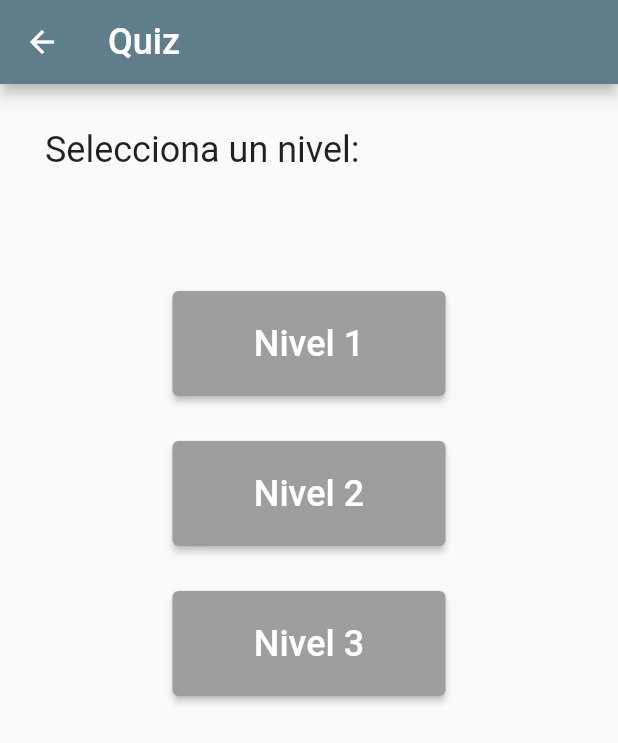
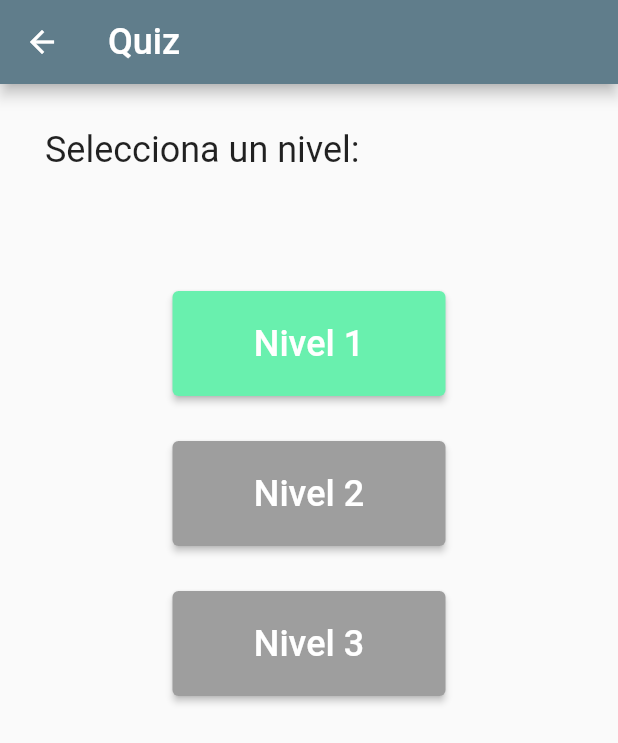
Before and after one commit to Endorsmoch/DiabeticsAwareness2.0, a Flutter app: the CongratsCardWidget widget shown alone on an empty page, opened directly with empty values, after a tap on "Regresar al menú", on a phone screen of 412 x 824 dp. Shown: the top 743 px of the screen. Run offline on Flutter 3.47's test engine with Material 2 defaults, Android fonts, the phone set to English and light mode, and no system bars; our stand-ins replace cloud_firestore, firebase_auth, firebase_core, firebase_messaging, google_sign_in, share_plus; missing offline and left inert: flutter_facebook_auth; accounts and stored records are empty; network calls fail.

Commit message:
Quiz Progress Added

```diff
--- /dev/null
+++ b/diabetic_app/assets/progress_files/progreso.json
@@ -0,0 +1 @@
+{"nivelMaxCompletado": 0, "nivelesSanos": 0, "ultimoInicio": "1/7/2023"}
--- a/diabetic_app/lib/controllers/quiz_controller.dart
+++ b/diabetic_app/lib/controllers/quiz_controller.dart
@@ -1,19 +1,33 @@
 import 'dart:convert';
+import 'dart:io';
 import 'dart:math';
 
-import 'package:diabetic_app/my_widgets/quiz_option_widget.dart';
 import 'package:diabetic_app/my_classes/quiz_question.dart';
-import 'package:diabetic_app/pages/quiz_page.dart';
 import 'package:flutter/services.dart';
+import 'package:diabetic_app/my_classes/progress.dart';
+import 'package:intl/intl.dart';
+import 'package:path_provider/path_provider.dart';
 
 class QuizController {
+  static QuizController? _instance;
   List<String> questions = [];
   List<String> correctOpts = [];
   List<List<String>> incorrectOpts = [];
   List<QuizQuestion> levelQuestions = [];
   List<QuizQuestion> levelQuestionsCopy = [];
+  String questionsPath = 'assets/question_files/preguntas.json';
+  Progress quizProgress = Progress();
 
   int stage = 0;
+
+  QuizController._();
+
+  static QuizController getInstance() {
+    if(_instance == null) {
+      _instance = QuizController._();
+    }
+    return _instance!;
+  }
 
   void increaseStage(){
     if(stage < 4){
@@ -24,10 +38,13 @@ class QuizController {
   int getStage(){
     return stage;
   }
+  void resetStage() {
+    this.stage = 0;
+  }
 
   Future<void> readJSONFromFile(int level) async {
     try {
-      final String response = await rootBundle.loadString('assets/question_files/preguntas.json');
+      final String response = await rootBundle.loadString(questionsPath);
       final data = await json.decode(response);
 
       List<dynamic> nivelesList = data['niveles'];
@@ -76,5 +93,75 @@ class QuizController {
     this.levelQuestionsCopy.add(returnedQuestion);
   }
 
+  Future<void> readProgressJSONFile() async {
+    try {
+      String path = await getProgressFilePath();
+      File file = File(path);
+      if(await file.exists()) {
+        String response = await file.readAsString();
+        final data = await json.decode(response);
+
+        Progress progress = Progress.constructor(
+            data['nivelMaxCompletado'],
+            data['nivelesSanos'],
+            parseDateString(data['ultimoInicio'])
+        );
+        quizProgress = progress;
+        compareDates();
+      } else {
+        updateProgressJSONFile();
+        readProgressJSONFile();
+      }
+
+    } catch (e) {
+      print('Exception catched: $e');
+    }
+  }
+
+  Future<String> getProgressFilePath() async {
+    final directory = await getApplicationDocumentsDirectory();
+    return '${directory.path}/progreso.json';
+  }
+
+  Future<void> createProgressJSONFile(Map<String, dynamic> jsonData) async {
+    String path = await getProgressFilePath();
+    String jsonString = json.encode(jsonData);
+    File file = File(path);
+    file.writeAsStringSync(jsonString);
+    print("Json guardado en dirección: $path");
+  }
+
+  Future<void> updateProgressJSONFile() async {
+    DateTime fecha = quizProgress.getLastLogin();
+    String fechaString = '${fecha.day}/${fecha.month}/${fecha.year}';
+    Map<String, dynamic> data = {
+      "nivelMaxCompletado": quizProgress.getMaxLevel(),
+      "nivelesSanos": quizProgress.getHealthyLevels(),
+      "ultimoInicio": fechaString
+    };
+    await createProgressJSONFile(data);
+  }
+
+  DateTime parseDateString(String date) {
+    DateFormat format = DateFormat('d/M/yyyy');
+    DateTime dateTime = format.parse(date);
+    return dateTime;
+  }
+
+  void compareDates() {
+    DateTime registeredDate = quizProgress.getLastLogin();
+    DateTime currentDate = DateTime.now();
+
+    Duration difference = currentDate.difference(registeredDate);
+    int differenceInDays = difference.inDays;
+
+    if (differenceInDays > 4) {
+      //print('Han pasado más de 4 días desde la fecha registrada');
+      quizProgress.decreaseHealthyLevels();
+    }
+    //Actualizar el JSON con la fecha actual
+    quizProgress.updateLastLogin();
+    updateProgressJSONFile();
+  }
 
 }
--- /dev/null
+++ b/diabetic_app/lib/my_classes/progress.dart
@@ -0,0 +1,49 @@
+class Progress {
+  int maxLevel = 0;
+  int healthyLevels = 0;
+  DateTime lastLogin = DateTime.now();
+
+  Progress();
+
+  Progress.constructor(int max, int healthy, DateTime date){
+    this.maxLevel = max;
+    this.healthyLevels = healthy;
+    this.lastLogin = date;
+  }
+
+  int getMaxLevel(){
+    return this.maxLevel!;
+  }
+
+  int getHealthyLevels() {
+    return this.healthyLevels!;
+  }
+
+  DateTime getLastLogin() {
+    return this.lastLogin!;
+  }
+
+  void increaseMaxLevel(){
+    if(this.maxLevel < 3){
+      this.maxLevel = this.maxLevel! +1 ;
+    }
+  }
+
+  void increaseHealthyLevels() {
+    if(this.healthyLevels < 3){
+      this.healthyLevels = this.healthyLevels! + 1;
+    }
+  }
+
+  void decreaseHealthyLevels(){
+    if(this.healthyLevels > 0){
+      this.healthyLevels = this.healthyLevels! - 1;
+    }
+  }
+
+  void updateLastLogin(){
+    this.lastLogin = DateTime.now();
+  }
+
+
+}
--- a/diabetic_app/lib/my_widgets/congrats_card_widget.dart
+++ b/diabetic_app/lib/my_widgets/congrats_card_widget.dart
@@ -1,3 +1,4 @@
+import 'package:diabetic_app/controllers/quiz_controller.dart';
 import 'package:diabetic_app/pages/quiz_lobby_page.dart';
 import 'package:firebase_auth/firebase_auth.dart';
 import 'package:flutter/material.dart';
@@ -8,6 +9,7 @@ import '../my_classes/auth.dart';
 class CongratsCardWidget extends StatelessWidget{
 
   final User? user = Auth().currentUser;
+  QuizController quizController = QuizController.getInstance();
   int level = 0;
 
   CongratsCardWidget({required this.level});
@@ -15,9 +17,21 @@ class CongratsCardWidget extends StatelessWidget{
   Future shareWithFacebook(int level) async {
     final text = '¡He completado con éxito el nivel $level del Quiz de DiabeticAwareness!.';
     await Share.share(text);
+    updateProgress();
   }
 
+  void updateProgress() {
+    if(quizController.quizProgress.getMaxLevel() == quizController.quizProgress.getHealthyLevels()){
+      quizController.quizProgress.increaseMaxLevel();
+      quizController.quizProgress.increaseHealthyLevels();
+    } else {
+      quizController.quizProgress.increaseHealthyLevels();
+    }
+    quizController.updateProgressJSONFile();
+    quizController.resetStage();
+  }
   void goBackToQuizMenu(BuildContext context){
+    updateProgress();
     Navigator.push(
         context,
         MaterialPageRoute(builder: (context) => QuizLobbyPage())
--- a/diabetic_app/lib/pages/quiz_lobby_page.dart
+++ b/diabetic_app/lib/pages/quiz_lobby_page.dart
@@ -1,6 +1,9 @@
+import 'package:diabetic_app/controllers/quiz_controller.dart';
 import 'package:diabetic_app/pages/home_page.dart';
 import 'package:diabetic_app/pages/quiz_page.dart';
 import 'package:flutter/material.dart';
+
+import '../my_classes/progress.dart';
 
 class QuizLobbyPage extends StatefulWidget {
   @override
@@ -8,13 +11,13 @@ class QuizLobbyPage extends StatefulWidget {
 
 }
 
-void startQuiz(BuildContext context, String level) {
-  if(level == '1'){
+void startQuiz(BuildContext context, int level) {
+  if(level == 1){
     Navigator.push(
         context,
         MaterialPageRoute(builder: (context) => QuizPage(level: 1))
     );
-  } else if(level == '2'){
+  } else if(level == 2){
     Navigator.push(
         context,
         MaterialPageRoute(builder: (context) => QuizPage(level: 2))
@@ -33,15 +36,16 @@ void returnToMenu(BuildContext context) {
   );
 }
 
-ElevatedButton quizLevelButton(BuildContext context, String nivel) {
-
-  Color getButtonColor(Set<MaterialState> states) {
-    if (states.contains(MaterialState.pressed)) {
-      // Estado presionado
-      return Colors.red; // Color rojo
-    } else if (states.contains(MaterialState.disabled)) {
-      // Estado deshabilitado
-      return Colors.grey; // Color gris
+ElevatedButton quizLevelButton(BuildContext context, int nivel) {
+  QuizController quizController = QuizController.getInstance();
+  Progress myProgress = quizController.quizProgress;
+  Color getButtonColor() {
+    if (myProgress.maxLevel >= nivel && myProgress.healthyLevels >= nivel) {
+      // Estado completado
+      return Colors.greenAccent; // Color rojo
+    } else if (myProgress.healthyLevels < nivel && myProgress.healthyLevels != myProgress.maxLevel) {
+      // Estado desatendido
+      return Colors.green; // Color gris
     }
     // Estado normal
     return Colors.grey; // Color verde
@@ -62,8 +66,7 @@ ElevatedButton quizLevelButton(BuildContext context, String nivel) {
         ),
       ),
     style: ButtonStyle(
-      //backgroundColor: MaterialStateProperty.all<Color>(Colors.green),
-      backgroundColor:  MaterialStateProperty.resolveWith<Color>(getButtonColor),
+      backgroundColor:  MaterialStateProperty.all<Color>(getButtonColor()),
     ),
   );
 }
@@ -99,11 +102,11 @@ class _QuizLobbyPageState extends State<QuizLobbyPage> {
                 mainAxisAlignment: MainAxisAlignment.center,
                 crossAxisAlignment: CrossAxisAlignment.center,
                 children: [
-                  quizLevelButton(context, '1'),
+                  quizLevelButton(context, 1),
                   SizedBox(height: 30,),
-                  quizLevelButton(context, '2'),
+                  quizLevelButton(context, 2),
                   SizedBox(height: 30,),
-                  quizLevelButton(context, '3'),
+                  quizLevelButton(context, 3),
                 ],
               ),
             )
--- a/diabetic_app/lib/pages/quiz_page.dart
+++ b/diabetic_app/lib/pages/quiz_page.dart
@@ -20,7 +20,7 @@ class QuizPage extends StatefulWidget {
 
 class _QuizPageState extends State<QuizPage> {
   int level = 0;
-  QuizController quizController = QuizController();
+  QuizController quizController = QuizController.getInstance();
   QuizQuestion pickedQuestion = QuizQuestion.empty();
   List<QuizOptionWidget> optionButtons = [];
 
```
Also changed, not shown: diabetic_app/lib/pages/home_page.dart (+12 -1 lines), diabetic_app/images/facebook.png (deleted), diabetic_app/images/google.png (deleted), diabetic_app/images/logo.png (deleted).
